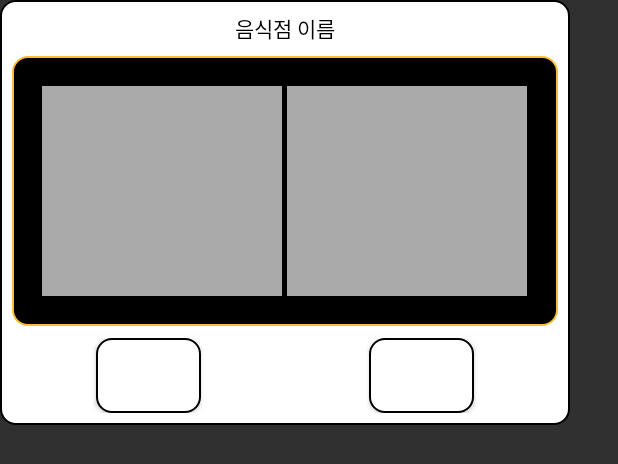
After one commit to SEOBUMSANG/Fooding, an Android app: the layout worldcup_item_view.xml on its own in the app's theme, with its tools: preview values and no code run, on a phone screen of 412 x 824 dp. The commit adds this screen. Shown: the top 464 px of the screen. Run offline under Robolectric (Android 15) with nearby library versions, the phone set to English and light mode, and no system bars.

Commit message:
JH5 & JS4 merging

```diff
--- a/app/src/main/res/layout/activity_worldcup.xml
+++ b/app/src/main/res/layout/activity_worldcup.xml
@@ -226,7 +226,7 @@
                             android:background="@drawable/radius_background_white"
                             android:layout_centerHorizontal="true"
                             android:text="키워드" />
-                    </RelativeLayout>
+                   ₩ </RelativeLayout>
 
                     <RelativeLayout
                         android:layout_width="wrap_content"
--- /dev/null
+++ b/app/src/main/res/layout/worldcup_item_view.xml
@@ -0,0 +1,87 @@
+<?xml version="1.0" encoding="utf-8"?>
+<LinearLayout xmlns:android="http://schemas.android.com/apk/res/android"
+    android:layout_width="380dp"
+    android:layout_height="wrap_content"
+    android:background="@drawable/radius_background_white"
+    android:orientation="vertical">
+
+    <!--음식점 이름 레이아웃-->
+    <RelativeLayout
+        android:layout_width="match_parent"
+        android:layout_height="wrap_content">
+        <TextView
+            android:id="@+id/candidate2_title_view"
+            android:layout_width="wrap_content"
+            android:layout_height="wrap_content"
+            android:text="음식점 이름"
+            android:textColor="@android:color/black"
+            android:layout_centerHorizontal="true"/>
+    </RelativeLayout>
+
+    <!--사진 레이아웃-->
+    <RelativeLayout
+        android:layout_width="match_parent"
+        android:layout_height="180dp"
+        android:background="@drawable/radius_background_black"
+        android:layout_marginTop="8dp">
+
+        <LinearLayout
+            android:layout_width="wrap_content"
+            android:layout_height="wrap_content"
+            android:layout_centerHorizontal="true"
+            android:layout_centerVertical="true"
+            android:orientation="horizontal">
+
+            <ImageView
+                android:layout_width="160dp"
+                android:layout_height="140dp"
+                android:src="@android:color/darker_gray" />
+
+            <TextView
+                android:layout_width="wrap_content"
+                android:layout_height="wrap_content"
+                android:text=" "/>
+
+            <ImageView
+                android:layout_width="160dp"
+                android:layout_height="140dp"
+                android:src="@android:color/darker_gray" />
+
+        </LinearLayout>
+
+    </RelativeLayout>
+
+    <!--키워드, 상세 버튼 레이아웃-->
+    <LinearLayout
+        android:layout_width="match_parent"
+        android:layout_height="wrap_content"
+        android:orientation="horizontal"
+        android:layout_marginTop="8dp">
+
+        <RelativeLayout
+            android:layout_width="wrap_content"
+            android:layout_height="match_parent"
+            android:layout_weight="1">
+            <Button
+                android:layout_width="70dp"
+                android:layout_height="50dp"
+                android:background="@drawable/radius_background_white"
+                android:layout_centerHorizontal="true"
+                android:text="키워드" />
+        </RelativeLayout>
+
+        <RelativeLayout
+            android:layout_width="wrap_content"
+            android:layout_height="match_parent"
+            android:layout_weight="1">
+            <Button
+                android:layout_width="70dp"
+                android:layout_height="50dp"
+                android:background="@drawable/radius_background_white"
+                android:layout_centerHorizontal="true"
+                android:text="상세" />
+        </RelativeLayout>
+
+    </LinearLayout>
+
+</LinearLayout>
```
